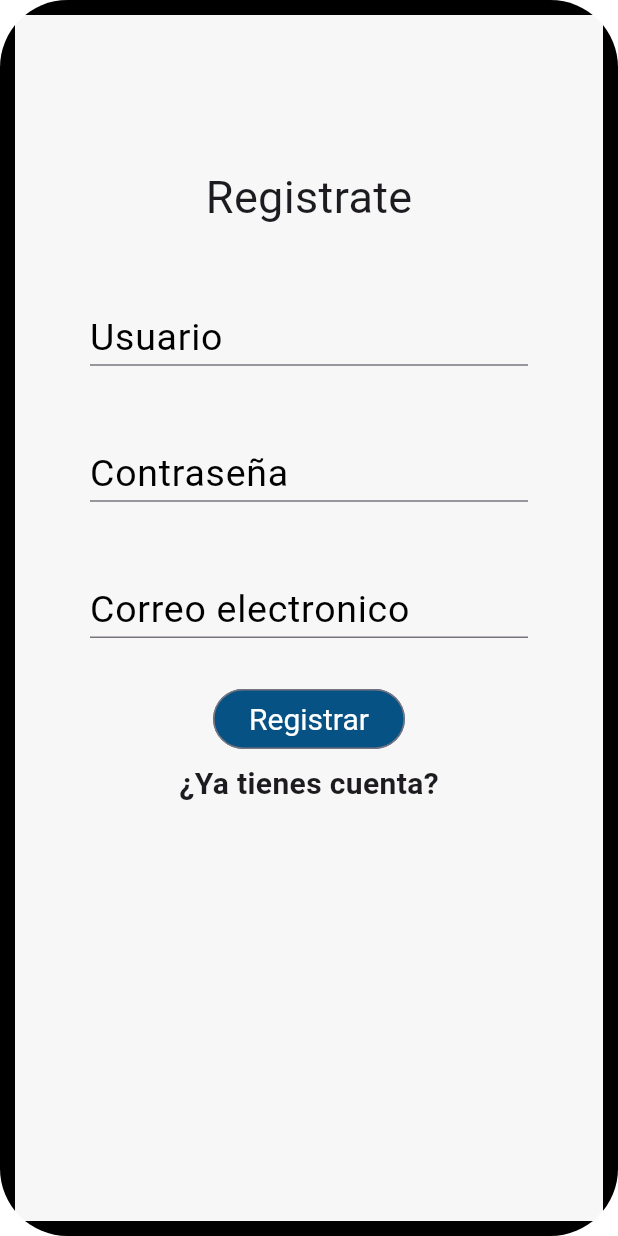
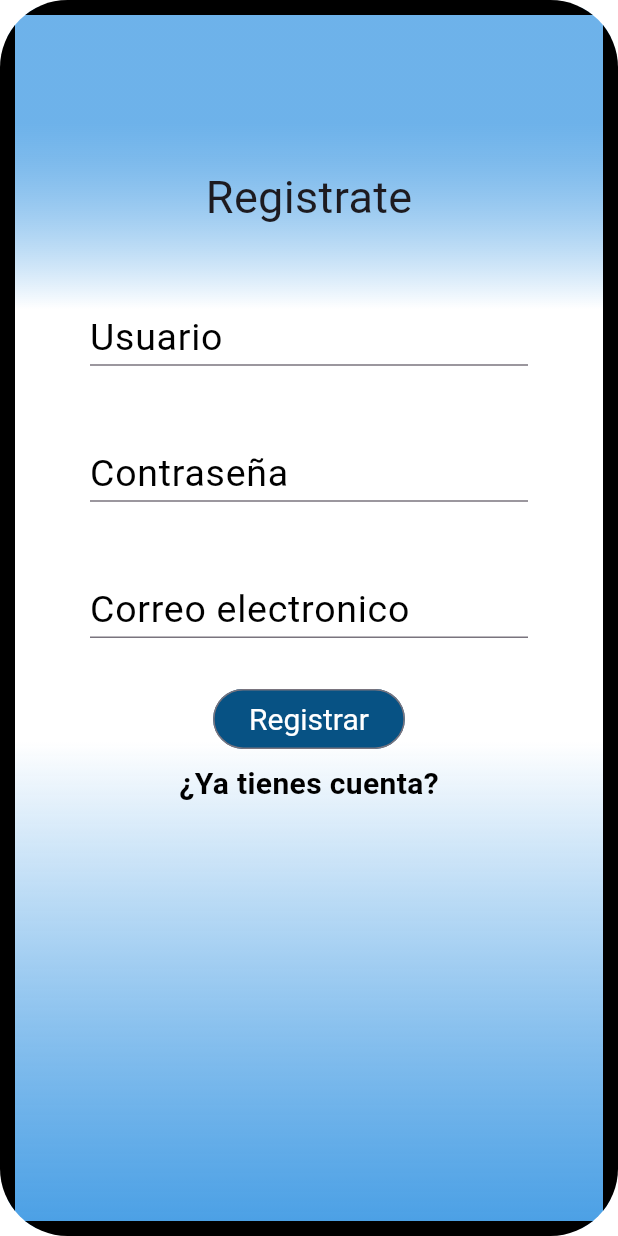
Before and after one commit to gentlemani/flutterSchool, a Flutter app: the SignUpPage screen opened directly, on a phone screen of 412 x 824 dp. Run offline on Flutter 3.47's test engine with Material 3 defaults, Android fonts, the phone set to English and light mode, and no system bars; our stand-ins replace firebase_auth, firebase_core; accounts and stored records are empty.

Commit message:
Cambiar color de la pagina de registro y algunos textos

```diff
--- a/lib/sesion/register_page.dart
+++ b/lib/sesion/register_page.dart
@@ -84,9 +84,25 @@ class _SignUpPageState extends State<SignUpPage> {
       },
       child: const Text(
         '¿Ya tienes cuenta?',
-        style: TextStyle(fontSize: 20, fontWeight: FontWeight.bold),
+        style: TextStyle(
+            fontSize: 20, fontWeight: FontWeight.bold, color: Colors.black),
       ),
     ));
+  }
+
+  Widget userText() {
+    return const TextField(
+      textAlign: TextAlign.center,
+      decoration: InputDecoration(
+        alignLabelWithHint: true,
+        labelText: 'Usuario',
+        contentPadding: EdgeInsets.only(top: 30),
+        labelStyle: TextStyle(fontSize: 25, color: Colors.black),
+      ),
+      style: TextStyle(
+        fontSize: 25,
+      ),
+    );
   }
 
   @override
@@ -95,9 +111,23 @@ class _SignUpPageState extends State<SignUpPage> {
         borderRadius: BorderRadius.circular(45.0),
         child: Container(
             decoration: BoxDecoration(
+                gradient: LinearGradient(
+                  begin: Alignment.topCenter,
+                  end: Alignment.bottomCenter,
+                  colors: [
+                    const Color.fromARGB(
+                        162, 26, 134, 222), // Color de las barras azules
+                    const Color.fromARGB(255, 255, 255, 255),
+                    const Color.fromARGB(
+                        255, 255, 255, 255), // Color de las barras azules
+                    const Color.fromARGB(162, 26, 134, 222)
+                        .withOpacity(0.8), // Color de las barras azules
+                  ],
+                  stops: const [0.1, 0.25, 0.6, 1],
+                ),
                 border: Border.all(color: Colors.black, width: 10.0)),
             child: Scaffold(
-                backgroundColor: const Color.fromARGB(224, 246, 246, 246),
+                backgroundColor: Colors.transparent,
                 body: SingleChildScrollView(
                     child: Padding(
                         padding: const EdgeInsets.symmetric(
@@ -108,19 +138,7 @@ class _SignUpPageState extends State<SignUpPage> {
                               'Registrate',
                               style: TextStyle(fontSize: 30),
                             ),
-                            const TextField(
-                              textAlign: TextAlign.center,
-                              decoration: InputDecoration(
-                                alignLabelWithHint: true,
-                                labelText: 'Usuario',
-                                contentPadding: EdgeInsets.only(top: 30),
-                                labelStyle: TextStyle(
-                                    fontSize: 25, color: Colors.black),
-                              ),
-                              style: TextStyle(
-                                fontSize: 25,
-                              ),
-                            ),
+                            userText(),
                             _entryPasswordField(_controllerPassword),
                             _entryEmailField(_controllerEmail),
                             const SizedBox(
```
